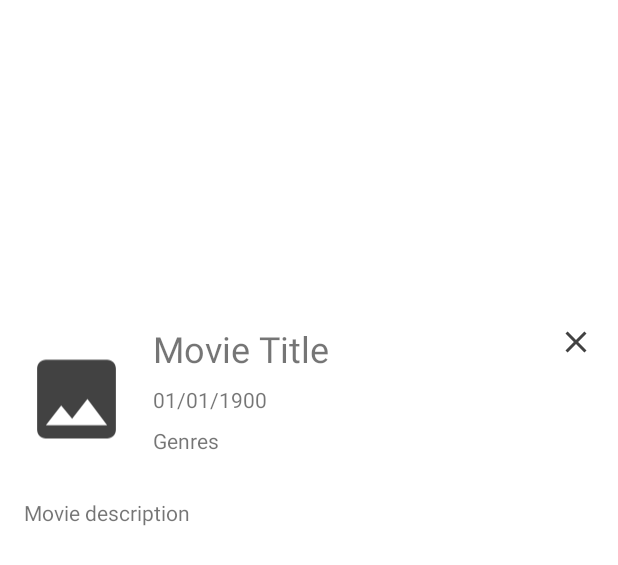
After one commit to alicefranco/UpcomingMoviesApp, an Android app: the layout movie_fragment.xml on its own in the app's theme, with its tools: preview values and no code run, on a phone screen of 412 x 824 dp. The commit adds this screen. Shown: the top 565 px of the screen. Run offline under Robolectric (Android 15) with nearby library versions, the phone set to English and light mode, and no system bars.

Commit message:
Fragment created to show movie details screen

```diff
--- /dev/null
+++ b/code-challenge-android-kotlin/app/src/main/res/drawable/ic_close.xml
@@ -0,0 +1,7 @@
+<vector xmlns:android="http://schemas.android.com/apk/res/android"
+    android:height="24dp"
+    android:width="24dp"
+    android:viewportWidth="24"
+    android:viewportHeight="24">
+    <path android:fillColor="#000" android:pathData="M19,6.41L17.59,5L12,10.59L6.41,5L5,6.41L10.59,12L5,17.59L6.41,19L12,13.41L17.59,19L19,17.59L13.41,12L19,6.41Z" />
+</vector>
--- /dev/null
+++ b/code-challenge-android-kotlin/app/src/main/res/layout/movie_fragment.xml
@@ -0,0 +1,99 @@
+<?xml version="1.0" encoding="utf-8"?>
+<android.support.constraint.ConstraintLayout xmlns:android="http://schemas.android.com/apk/res/android"
+    xmlns:app="http://schemas.android.com/apk/res-auto"
+    xmlns:tools="http://schemas.android.com/tools"
+    android:layout_width="match_parent" android:layout_height="match_parent"
+    android:background="@color/white">
+
+    <ImageView
+        android:id="@+id/backdropImageView"
+        android:layout_width="0dp"
+        android:layout_height="200dp"
+        android:scaleType="fitXY"
+        android:visibility="visible"
+        app:layout_constraintEnd_toEndOf="parent"
+        app:layout_constraintStart_toStartOf="parent"
+        app:layout_constraintTop_toTopOf="parent"
+        app:srcCompat="@color/white" />
+
+    <TextView
+        android:id="@+id/titleTextView"
+        android:layout_width="0dp"
+        android:layout_height="wrap_content"
+        android:layout_marginStart="16dp"
+        android:layout_marginEnd="8dp"
+        android:text="@string/movie_title"
+        android:textSize="24sp"
+        app:layout_constraintEnd_toStartOf="@+id/closeMovieImageView"
+        app:layout_constraintStart_toEndOf="@+id/posterImageView"
+        app:layout_constraintTop_toTopOf="@+id/posterImageView" />
+
+    <ImageView
+        android:id="@+id/posterImageView"
+        android:layout_width="70dp"
+        android:layout_height="100dp"
+        android:layout_marginStart="16dp"
+        android:layout_marginTop="16dp"
+        android:src="@drawable/ic_image_placeholder"
+        app:layout_constraintStart_toStartOf="parent"
+        app:layout_constraintTop_toBottomOf="@+id/backdropImageView" />
+
+    <TextView
+        android:id="@+id/genreTextView"
+        android:layout_width="wrap_content"
+        android:layout_height="wrap_content"
+        android:layout_marginTop="8dp"
+        android:text="@string/movie_genres"
+        app:layout_constraintStart_toStartOf="@+id/releaseDateTextView"
+        app:layout_constraintTop_toBottomOf="@+id/releaseDateTextView" />
+
+    <TextView
+        android:id="@+id/releaseDateTextView"
+        android:layout_width="wrap_content"
+        android:layout_height="wrap_content"
+        android:layout_marginTop="8dp"
+        android:text="@string/date_placeholder"
+        app:layout_constraintStart_toStartOf="@+id/titleTextView"
+        app:layout_constraintTop_toBottomOf="@+id/titleTextView" />
+
+    <ImageView
+        android:id="@+id/closeMovieImageView"
+        android:layout_width="wrap_content"
+        android:layout_height="wrap_content"
+        android:layout_marginTop="16dp"
+        android:layout_marginEnd="16dp"
+        android:elevation="15dp"
+        android:src="@drawable/ic_close"
+        android:tint="@color/colorAccent"
+        app:layout_constraintEnd_toEndOf="parent"
+        app:layout_constraintTop_toBottomOf="@+id/backdropImageView" />
+
+    <ScrollView
+        android:layout_width="0dp"
+        android:layout_height="0dp"
+        android:layout_marginTop="16dp"
+        android:layout_marginEnd="16dp"
+        android:layout_marginBottom="8dp"
+        app:layout_constraintBottom_toBottomOf="parent"
+        app:layout_constraintEnd_toEndOf="parent"
+        app:layout_constraintHorizontal_bias="1.0"
+        app:layout_constraintStart_toStartOf="@+id/posterImageView"
+        app:layout_constraintTop_toBottomOf="@+id/posterImageView">
+
+        <LinearLayout
+            android:layout_width="match_parent"
+            android:layout_height="match_parent"
+            android:orientation="vertical">
+
+            <TextView
+                android:id="@+id/overviewTextView"
+                android:layout_width="match_parent"
+                android:layout_height="match_parent"
+                android:text="@string/movie_description"
+                app:layout_constraintEnd_toEndOf="parent"
+                app:layout_constraintStart_toStartOf="@+id/genreTextView"
+                app:layout_constraintTop_toBottomOf="@+id/genreTextView" />
+        </LinearLayout>
+    </ScrollView>
+
+</android.support.constraint.ConstraintLayout>
--- a/code-challenge-android-kotlin/app/src/main/res/layout/movie_item.xml
+++ b/code-challenge-android-kotlin/app/src/main/res/layout/movie_item.xml
@@ -14,6 +14,7 @@
     app:cardCornerRadius="0dp">
 
     <RelativeLayout
+        android:id="@+id/movieRelativeLayout"
         android:layout_width="match_parent"
         android:layout_height="match_parent">
 
@@ -56,8 +57,8 @@
             android:layout_width="wrap_content"
             android:layout_height="wrap_content"
             android:layout_alignParentBottom="true"
+            android:layout_marginStart="8dp"
             android:layout_marginBottom="8dp"
-            android:layout_marginStart="8dp"
             android:layout_toEndOf="@id/posterImageView"
             android:textSize="12sp"
             android:textStyle="italic"
--- a/code-challenge-android-kotlin/app/src/main/res/values/colors.xml
+++ b/code-challenge-android-kotlin/app/src/main/res/values/colors.xml
@@ -3,4 +3,6 @@
     <color name="colorPrimary">#424242</color>
     <color name="colorPrimaryDark">#1B1B1B</color>
     <color name="colorAccent">@color/colorPrimary</color>
+
+    <color name="white">#ffffff</color>
 </resources>
--- a/code-challenge-android-kotlin/app/src/main/res/values/strings.xml
+++ b/code-challenge-android-kotlin/app/src/main/res/values/strings.xml
@@ -1,4 +1,10 @@
 <resources>
     <string name="app_name">Code Challenge</string>
     <string name="movie_and_genres">%s - %s</string>
+
+    <!--Movie Fragment-->
+    <string name="movie_title">Movie Title</string>
+    <string name="date_placeholder">01/01/1900</string>
+    <string name="movie_genres">Genres</string>
+    <string name="movie_description">Movie description</string>
 </resources>
```
Also changed, not shown: code-challenge-android-kotlin/app/src/main/java/com/arctouch/codechallenge/MovieFragment.kt (added, +76 -0 lines), code-challenge-android-kotlin/app/src/main/java/com/arctouch/codechallenge/home/HomeActivity.kt (+20 -1 lines), code-challenge-android-kotlin/app/src/main/java/com/arctouch/codechallenge/home/HomeAdapter.kt (+40 -2 lines), code-challenge-android-kotlin/app/src/main/java/com/arctouch/codechallenge/webservice/MoviesWS.kt (+4 -3 lines), code-challenge-android-kotlin/app/src/main/res/layout/home_activity.xml (+8 -0 lines).
